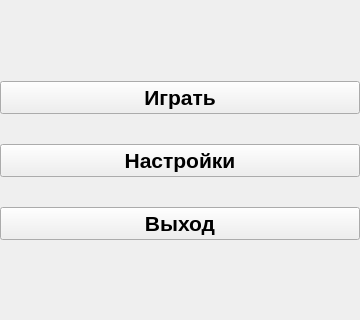
Before: the Qt Designer form ui/screens/menu.ui in nekstas/met-chars, drawn with Qt 5; both pictures show x 0 to 360 and y 158 to 478 of the 360 by 640 pixel window.
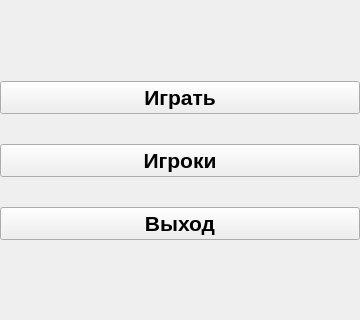
After: the same form once the commit is applied.

The edit to the form file:
```diff
--- a/ui/screens/menu.ui
+++ b/ui/screens/menu.ui
@@ -102,7 +102,7 @@
            </font>
           </property>
           <property name="text">
-           <string>Настройки</string>
+           <string>Игроки</string>
           </property>
          </widget>
         </item>
```
